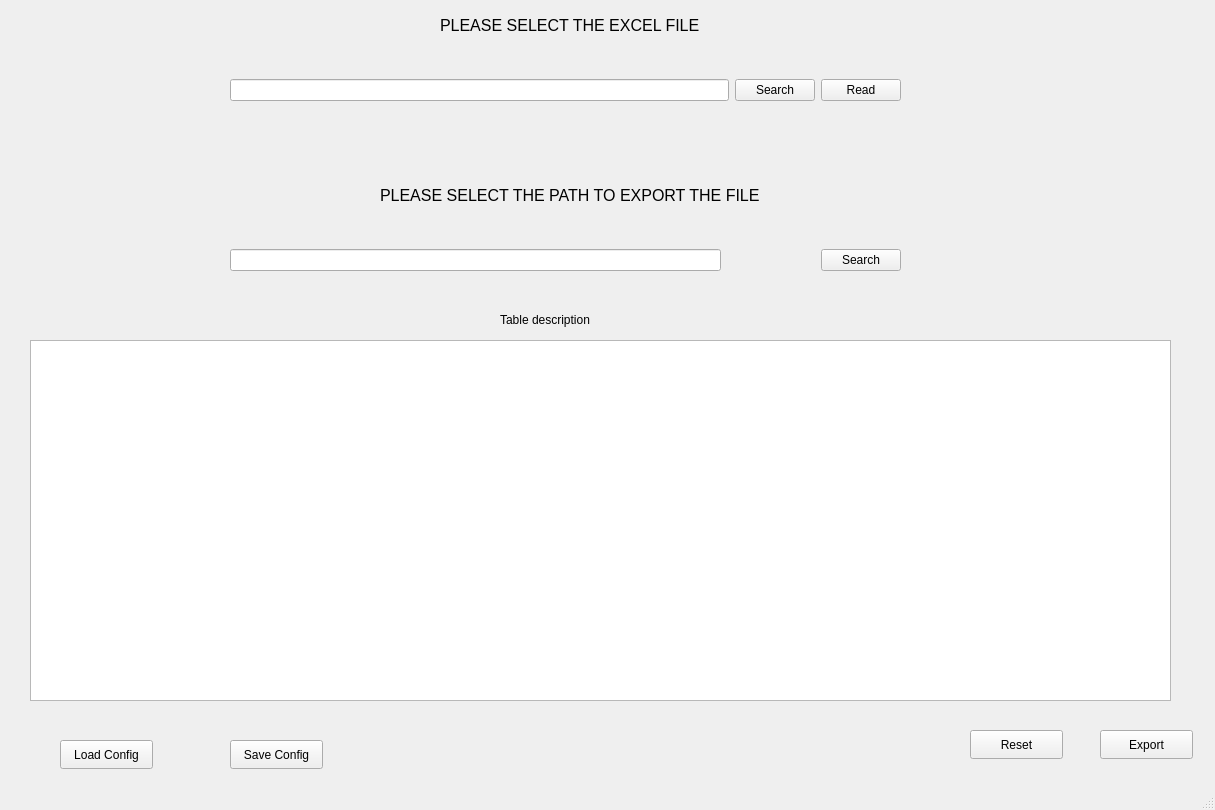
This is Excel_CrossesDep/mainwindow.ui in TyrellWellick09/Excel_GCET_APP as Qt 5 draws it before an edit. The edited form follows.
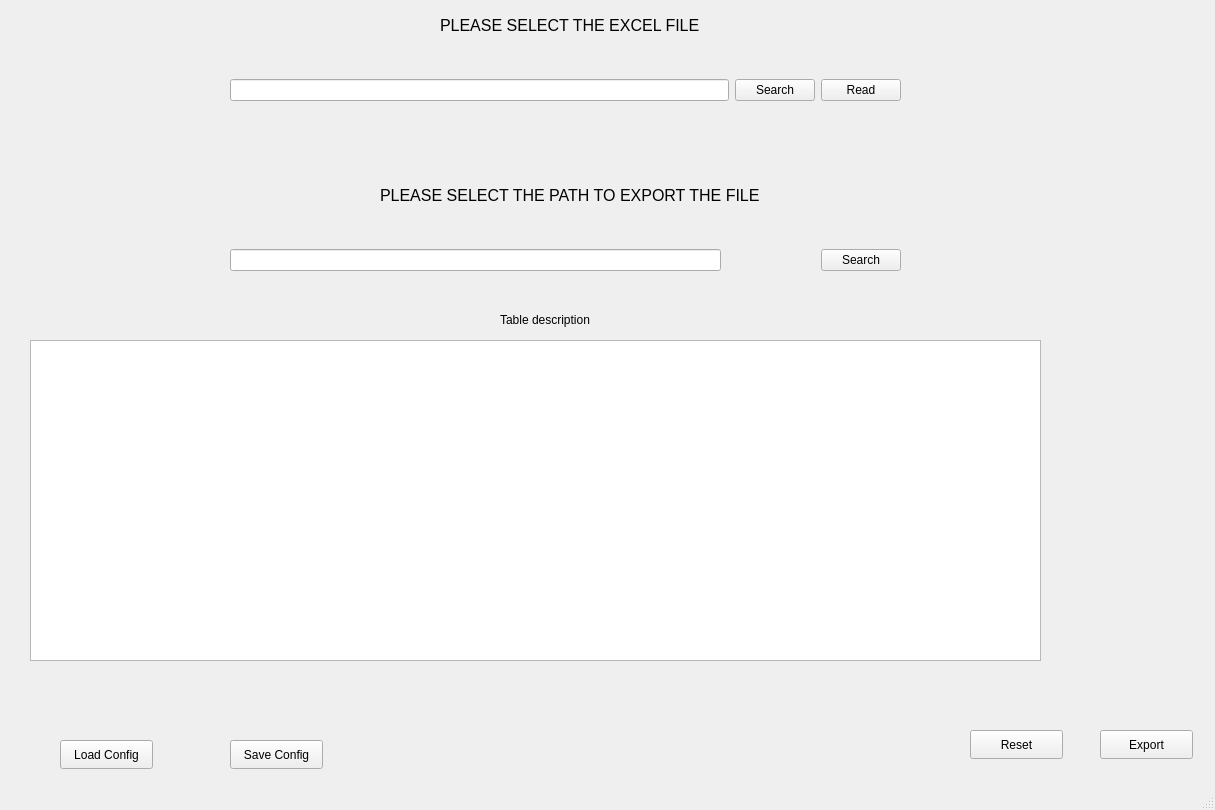
This is the edited form.

Patch:
```diff
--- a/Excel_CrossesDep/mainwindow.ui
+++ b/Excel_CrossesDep/mainwindow.ui
@@ -138,10 +138,25 @@
      <rect>
       <x>30</x>
       <y>340</y>
-      <width>1141</width>
-      <height>361</height>
+      <width>1011</width>
+      <height>321</height>
      </rect>
     </property>
+    <property name="mouseTracking">
+     <bool>false</bool>
+    </property>
+    <property name="tabletTracking">
+     <bool>true</bool>
+    </property>
+    <property name="alternatingRowColors">
+     <bool>true</bool>
+    </property>
+    <property name="showGrid">
+     <bool>true</bool>
+    </property>
+    <property name="sortingEnabled">
+     <bool>false</bool>
+    </property>
    </widget>
    <widget class="QPushButton" name="button_load_config">
     <property name="geometry">
```
